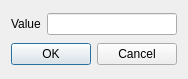
This is src/plugins/qmldesigner/components/timelineeditor/setframevaluedialog.ui in qt-creator/qt-creator as Qt 5 draws it before an edit. The edited form follows.
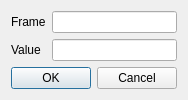
This is the edited form.

Commit message:
Allow setting a keyframe's time in the Edit keyframe dialog
- rename keyframe context menu item "Edit Value for keyframe..." to
"Edit Keyframe..."
- add a field to set the frame, this allows accurately setting a
keyframe's frame.
- allow showing the dialog by double clicking a keyframe.
- several relavant tweaks.

Task-number: QDS-1072

```diff
--- a/src/plugins/qmldesigner/components/timelineeditor/setframevaluedialog.ui
+++ b/src/plugins/qmldesigner/components/timelineeditor/setframevaluedialog.ui
@@ -7,7 +7,7 @@
     <x>0</x>
     <y>0</y>
     <width>184</width>
-    <height>79</height>
+    <height>93</height>
    </rect>
   </property>
   <property name="windowTitle">
@@ -17,14 +17,11 @@
    <item row="0" column="0">
     <widget class="QLabel" name="label">
      <property name="text">
-      <string>Value</string>
+      <string>Frame</string>
      </property>
     </widget>
    </item>
-   <item row="0" column="1">
-    <widget class="QLineEdit" name="lineEdit"/>
-   </item>
-   <item row="1" column="0" colspan="2">
+   <item row="2" column="0" colspan="2">
     <widget class="QDialogButtonBox" name="buttonBox">
      <property name="orientation">
       <enum>Qt::Horizontal</enum>
@@ -34,6 +31,19 @@
      </property>
     </widget>
    </item>
+   <item row="0" column="1">
+    <widget class="QLineEdit" name="lineEditFrame"/>
+   </item>
+   <item row="1" column="1">
+    <widget class="QLineEdit" name="lineEditValue"/>
+   </item>
+   <item row="1" column="0">
+    <widget class="QLabel" name="labelValue">
+     <property name="text">
+      <string>Value</string>
+     </property>
+    </widget>
+   </item>
   </layout>
  </widget>
  <resources/>
```
Left out of the diff: 2 changed lines with no effect on the pictures. The commit also changes 8 other files.
